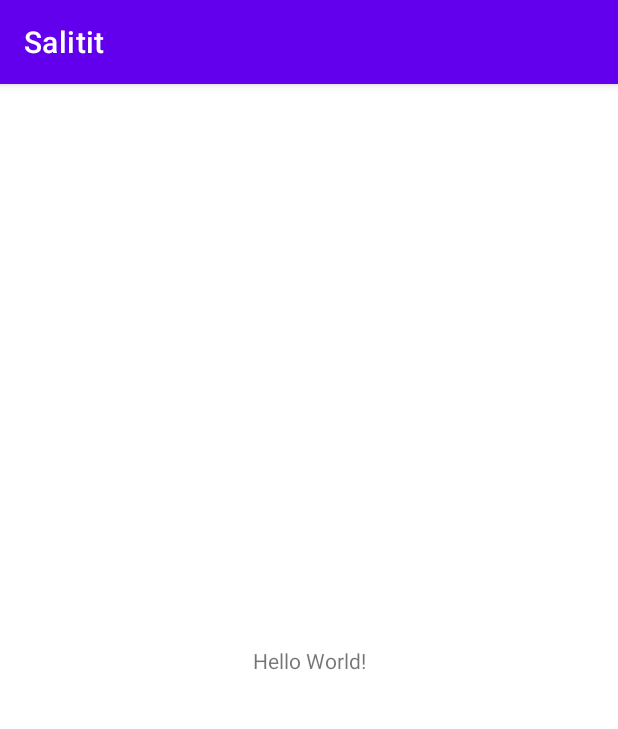
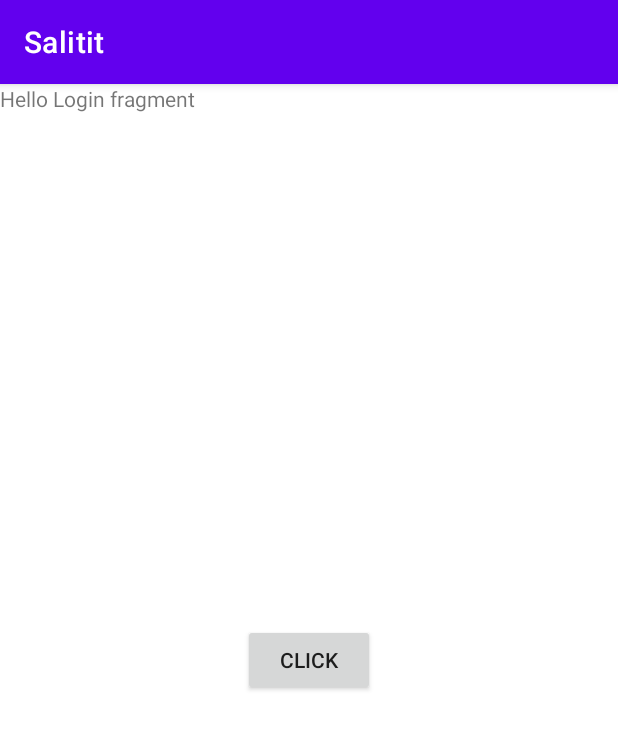
Before and after one commit to posomo/Saltit-Android, an Android app: the screen it shows after launch (MainActivity), on a phone screen of 412 x 824 dp. Shown: the top 729 px of the screen. Run offline under Robolectric (Android 15) with nearby library versions, the phone set to English and light mode, and no system bars; our stand-ins replace Dagger/Hilt's generated code, data binding, navigation-ui.

Commit message:
Feat: navigation 설정

```diff
--- a/app/build.gradle.kts
+++ b/app/build.gradle.kts
@@ -40,10 +40,17 @@ android {
 
 dependencies {
 
+    implementation(project(":feature:home"))
+    implementation(project(":feature:login"))
+    implementation(project(":core:common-ui"))
+
     implementation(Dependencies.androidx.core)
     implementation(Dependencies.androidx.appCompat)
     implementation(Dependencies.androidx.material)
     implementation(Dependencies.androidx.constraint)
+
+    implementation(Dependencies.navigation.ui)
+    implementation(Dependencies.navigation.fragment)
 
     implementation(Dependencies.hilt.android)
     kapt(Dependencies.hilt.compiler)
--- a/app/src/main/java/com/posomo/saltit/MainActivity.kt
+++ b/app/src/main/java/com/posomo/saltit/MainActivity.kt
@@ -1,13 +1,47 @@
 package com.posomo.saltit
 
+import android.os.Bundle
+import android.view.View
 import androidx.appcompat.app.AppCompatActivity
-import android.os.Bundle
+import androidx.databinding.DataBindingUtil
+import androidx.navigation.NavController
+import androidx.navigation.fragment.NavHostFragment
+import androidx.navigation.ui.NavigationUI
+import com.posomo.saltit.common_ui.util.ActivityUtil
+import com.posomo.saltit.databinding.ActivityMainBinding
 import dagger.hilt.android.AndroidEntryPoint
 
+/**
+ * 하위 모듈들이 접근할 수 없는 코드를 [ActivityUtil]를 통해 하위 모듈에 제공합니다.
+ */
 @AndroidEntryPoint
-class MainActivity : AppCompatActivity() {
+class MainActivity : AppCompatActivity(), ActivityUtil {
+
+    private lateinit var binding: ActivityMainBinding
+    private lateinit var navController: NavController
+
     override fun onCreate(savedInstanceState: Bundle?) {
         super.onCreate(savedInstanceState)
-        setContentView(R.layout.activity_main)
+        binding = DataBindingUtil.setContentView(this, R.layout.activity_main)
+
+        val navHostFragment = supportFragmentManager.findFragmentById(R.id.saltit_nav_host_fragment) as NavHostFragment
+        navController = navHostFragment.navController
+        NavigationUI.setupWithNavController(binding.saltitBottomNav, navController)
+    }
+
+    override fun onDestroy() {
+        binding.unbind()
+        super.onDestroy()
+    }
+
+    /** [ActivityUtil] */
+    override fun hideBottomNavigationView() {
+        binding.saltitBottomNav.visibility = View.GONE
+    }
+
+
+    override fun navigateToHomeFragment() {
+        binding.saltitBottomNav.visibility = View.VISIBLE
+        navController.navigate(R.id.action_login_to_home)
     }
 }
--- /dev/null
+++ b/app/src/main/res/drawable/ic_home.xml
@@ -0,0 +1,5 @@
+<vector android:height="24dp" android:tint="#000000"
+    android:viewportHeight="24" android:viewportWidth="24"
+    android:width="24dp" xmlns:android="http://schemas.android.com/apk/res/android">
+    <path android:fillColor="@android:color/white" android:pathData="M10,20v-6h4v6h5v-8h3L12,3 2,12h3v8z"/>
+</vector>
--- a/app/src/main/res/layout/activity_main.xml
+++ b/app/src/main/res/layout/activity_main.xml
@@ -9,14 +9,27 @@
         android:layout_height="match_parent"
         tools:context=".MainActivity">
 
-        <TextView
-            android:layout_width="wrap_content"
+        <androidx.fragment.app.FragmentContainerView
+            android:id="@+id/saltit_nav_host_fragment"
+            android:name="androidx.navigation.fragment.NavHostFragment"
+            android:layout_width="0dp"
+            android:layout_height="0dp"
+            app:defaultNavHost="true"
+            app:layout_constraintBottom_toTopOf="@id/saltit_bottom_nav"
+            app:layout_constraintEnd_toEndOf="parent"
+            app:layout_constraintStart_toStartOf="parent"
+            app:layout_constraintTop_toTopOf="parent"
+            app:navGraph="@navigation/saltit_nav_graph"/>
+
+        <com.google.android.material.bottomnavigation.BottomNavigationView
+            android:id="@+id/saltit_bottom_nav"
+            android:layout_width="0dp"
             android:layout_height="wrap_content"
-            android:text="Hello World!"
             app:layout_constraintBottom_toBottomOf="parent"
             app:layout_constraintEnd_toEndOf="parent"
             app:layout_constraintStart_toStartOf="parent"
-            app:layout_constraintTop_toTopOf="parent" />
+            app:menu="@menu/saltit_menu"
+            app:labelVisibilityMode="unlabeled"/>
 
     </androidx.constraintlayout.widget.ConstraintLayout>
 </layout>
--- /dev/null
+++ b/app/src/main/res/menu/saltit_menu.xml
@@ -0,0 +1,11 @@
+<?xml version="1.0" encoding="utf-8"?>
+<menu xmlns:android="http://schemas.android.com/apk/res/android"
+    xmlns:app="http://schemas.android.com/apk/res-auto">
+
+    <item
+        android:id="@+id/home_nav_graph"
+        android:icon="@drawable/ic_home"
+        android:title="@string/saltit_menu_home"
+        app:showAsAction="ifRoom" />
+
+</menu>
--- /dev/null
+++ b/app/src/main/res/navigation/saltit_nav_graph.xml
@@ -0,0 +1,13 @@
+<?xml version="1.0" encoding="utf-8"?>
+<navigation xmlns:android="http://schemas.android.com/apk/res/android"
+    xmlns:app="http://schemas.android.com/apk/res-auto"
+    android:id="@+id/saltit_nav_graph"
+    app:startDestination="@id/login_nav_graph">
+
+    <include app:graph="@navigation/home_nav_graph"/>
+    <include app:graph="@navigation/login_nav_graph"/>
+
+    <action
+        android:id="@+id/action_login_to_home"
+        app:destination="@id/home_nav_graph" />
+</navigation>
--- a/app/src/main/res/values/strings.xml
+++ b/app/src/main/res/values/strings.xml
@@ -1,3 +1,4 @@
 <resources>
     <string name="app_name">Salitit</string>
+    <string name="saltit_menu_home">home</string>
 </resources>
--- /dev/null
+++ b/core/common-ui/src/main/java/com/posomo/saltit/common_ui/util/ActivityUtil.kt
@@ -0,0 +1,13 @@
+package com.posomo.saltit.common_ui.util
+
+/**
+ * Activity를 필요로 하는 기능을 명시하고 App 모듈에 있는 MainActivity에서 구현합니다.
+ */
+interface ActivityUtil {
+
+    // 바텀 네비게이션 숨기는 기능
+    fun hideBottomNavigationView()
+
+    // 로그인에서 홈화면으로 이동
+    fun navigateToHomeFragment()
+}
--- a/feature/home/build.gradle.kts
+++ b/feature/home/build.gradle.kts
@@ -29,15 +29,23 @@ android {
     kotlinOptions {
         jvmTarget = Configuration.jvmTarget
     }
+    dataBinding {
+        enable = true
+    }
 }
 
 dependencies {
+
+    implementation(project(":core:common-ui"))
 
     implementation(Dependencies.androidx.core)
     implementation(Dependencies.androidx.appCompat)
     implementation(Dependencies.androidx.material)
     implementation(Dependencies.androidx.constraint)
 
+    implementation(Dependencies.navigation.ui)
+    implementation(Dependencies.navigation.fragment)
+
     testImplementation(Dependencies.test.jUnit)
     androidTestImplementation(Dependencies.test.jUnitExt)
     androidTestImplementation(Dependencies.test.expresso)
--- /dev/null
+++ b/feature/home/src/main/java/com/posomo/saltit/home/HomeFragment.kt
@@ -0,0 +1,12 @@
+package com.posomo.saltit.home
+
+import com.posomo.saltit.common_ui.base.BaseFragment
+import com.posomo.saltit.home.databinding.FragmentHomeBinding
+
+class HomeFragment : BaseFragment<FragmentHomeBinding>(R.layout.fragment_home) {
+
+    override fun initView() {
+
+    }
+
+}
--- /dev/null
+++ b/feature/home/src/main/res/layout/fragment_home.xml
@@ -0,0 +1,17 @@
+<?xml version="1.0" encoding="utf-8"?>
+<layout
+    xmlns:android="http://schemas.android.com/apk/res/android"
+    xmlns:tools="http://schemas.android.com/tools"
+    tools:context=".HomeFragment">
+
+    <androidx.constraintlayout.widget.ConstraintLayout
+        android:layout_width="match_parent"
+        android:layout_height="match_parent">
+
+        <TextView
+            android:layout_width="match_parent"
+            android:layout_height="match_parent"
+            android:text="@string/hello_blank_home_fragment" />
+
+    </androidx.constraintlayout.widget.ConstraintLayout>
+</layout>
--- /dev/null
+++ b/feature/home/src/main/res/navigation/home_nav_graph.xml
@@ -0,0 +1,13 @@
+<?xml version="1.0" encoding="utf-8"?>
+<navigation xmlns:android="http://schemas.android.com/apk/res/android"
+    xmlns:app="http://schemas.android.com/apk/res-auto"
+    xmlns:tools="http://schemas.android.com/tools"
+    android:id="@+id/home_nav_graph"
+    app:startDestination="@id/homeFragment">
+
+    <fragment
+        android:id="@+id/homeFragment"
+        android:name="com.posomo.saltit.home.HomeFragment"
+        android:label="fragment_home"
+        tools:layout="@layout/fragment_home" />
+</navigation>
--- /dev/null
+++ b/feature/home/src/main/res/values/strings.xml
@@ -0,0 +1,3 @@
+<resources>
+    <string name="hello_blank_home_fragment">Hello Home fragment</string>
+</resources>
--- a/feature/login/build.gradle.kts
+++ b/feature/login/build.gradle.kts
@@ -29,15 +29,23 @@ android {
     kotlinOptions {
         jvmTarget = Configuration.jvmTarget
     }
+    dataBinding {
+        enable = true
+    }
 }
 
 dependencies {
+
+    implementation(project(":core:common-ui"))
 
     implementation(Dependencies.androidx.core)
     implementation(Dependencies.androidx.appCompat)
     implementation(Dependencies.androidx.material)
     implementation(Dependencies.androidx.constraint)
 
+    implementation(Dependencies.navigation.ui)
+    implementation(Dependencies.navigation.fragment)
+
     testImplementation(Dependencies.test.jUnit)
     androidTestImplementation(Dependencies.test.jUnitExt)
     androidTestImplementation(Dependencies.test.expresso)
--- /dev/null
+++ b/feature/login/src/main/java/com/posomo/saltit/login/LoginFragment.kt
@@ -0,0 +1,16 @@
+package com.posomo.saltit.login
+
+import com.posomo.saltit.common_ui.base.BaseFragment
+import com.posomo.saltit.common_ui.util.ActivityUtil
+import com.posomo.saltit.login.databinding.FragmentLoginBinding
+
+class LoginFragment : BaseFragment<FragmentLoginBinding>(R.layout.fragment_login) {
+
+    override fun initView() {
+        (activity as ActivityUtil).hideBottomNavigationView()
+
+        binding.loginBtn.setOnClickListener {
+            (activity as ActivityUtil).navigateToHomeFragment()
+        }
+    }
+}
--- /dev/null
+++ b/feature/login/src/main/res/layout/fragment_login.xml
@@ -0,0 +1,27 @@
+<?xml version="1.0" encoding="utf-8"?>
+<layout xmlns:android="http://schemas.android.com/apk/res/android"
+    xmlns:tools="http://schemas.android.com/tools"
+    xmlns:app="http://schemas.android.com/apk/res-auto"
+    tools:context=".LoginFragment">
+
+    <androidx.constraintlayout.widget.ConstraintLayout
+        android:layout_width="match_parent"
+        android:layout_height="match_parent">
+
+        <TextView
+            android:layout_width="match_parent"
+            android:layout_height="match_parent"
+            android:text="@string/hello_blank_login_fragment" />
+
+        <androidx.appcompat.widget.AppCompatButton
+            android:id="@+id/login_btn"
+            android:layout_width="wrap_content"
+            android:layout_height="wrap_content"
+            android:text="Click"
+            app:layout_constraintTop_toTopOf="parent"
+            app:layout_constraintStart_toStartOf="parent"
+            app:layout_constraintEnd_toEndOf="parent"
+            app:layout_constraintBottom_toBottomOf="parent"/>
+
+    </androidx.constraintlayout.widget.ConstraintLayout>
+</layout>
--- /dev/null
+++ b/feature/login/src/main/res/navigation/login_nav_graph.xml
@@ -0,0 +1,13 @@
+<?xml version="1.0" encoding="utf-8"?>
+<navigation xmlns:android="http://schemas.android.com/apk/res/android"
+    xmlns:app="http://schemas.android.com/apk/res-auto"
+    xmlns:tools="http://schemas.android.com/tools"
+    android:id="@+id/login_nav_graph"
+    app:startDestination="@id/loginFragment">
+
+    <fragment
+        android:id="@+id/loginFragment"
+        android:name="com.posomo.saltit.login.LoginFragment"
+        android:label="fragment_login"
+        tools:layout="@layout/fragment_login" />
+</navigation>
--- /dev/null
+++ b/feature/login/src/main/res/values/strings.xml
@@ -0,0 +1,3 @@
+<resources>
+    <string name="hello_blank_login_fragment">Hello Login fragment</string>
+</resources>
```
